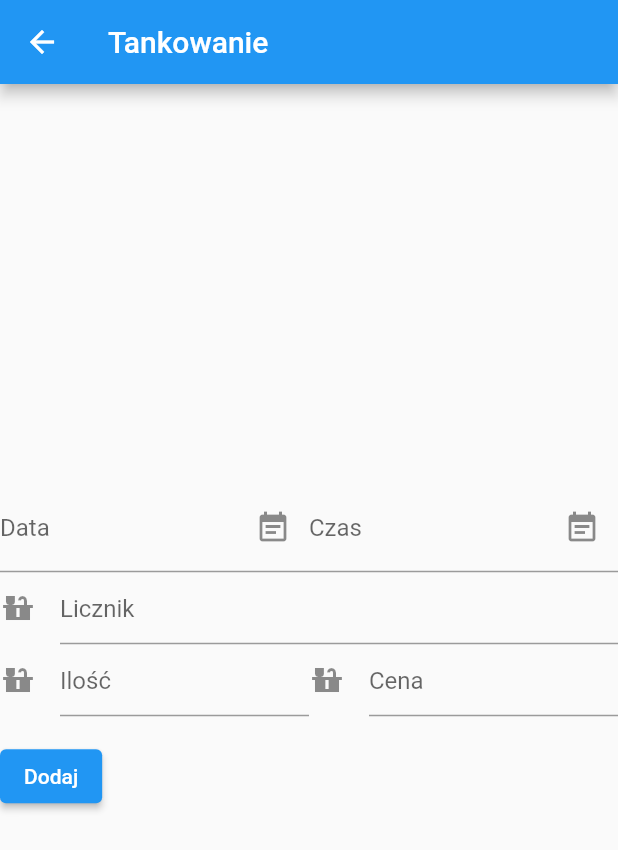
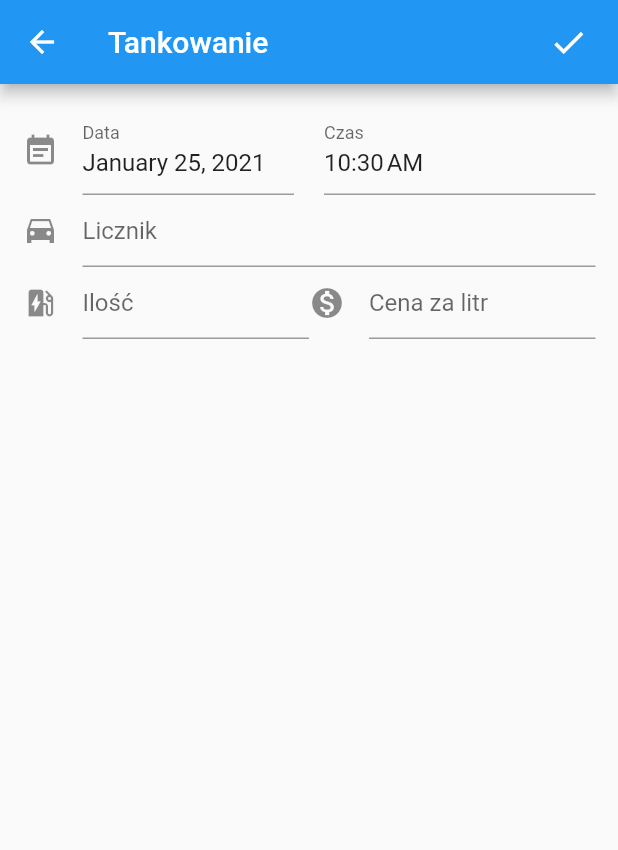
Before and after one commit to Szymek364/CarHistory, a Flutter app: the screen it shows after launch, after a tap on the "add" icon, on a phone screen of 412 x 824 dp. Shown: the top 850 px of the screen. Run offline on Flutter 3.47's test engine with Material 2 defaults, Android fonts, the phone set to English and light mode, and no system bars; drawn by our look-alikes of date_field.

Commit message:
Added fuel view

```diff
--- a/lib/add_fuel_data.dart
+++ b/lib/add_fuel_data.dart
@@ -1,6 +1,14 @@
+import 'package:car_history/models/fuel_model.dart';
+import 'package:date_field/date_field.dart';
 import 'package:flutter/cupertino.dart';
 import 'package:flutter/material.dart';
-import 'package:date_field/date_field.dart';
+
+import 'helper/FuelCollection.dart';
+
+final counterController = TextEditingController();
+final pricePerLiterController = TextEditingController();
+final totalLiterController = TextEditingController();
+DateTime date = DateTime.now();
 
 class AddFuelScreen extends StatelessWidget {
   @override
@@ -8,15 +16,26 @@ class AddFuelScreen extends StatelessWidget {
     return Scaffold(
       appBar: AppBar(
         title: Text("Tankowanie"),
-      ),
-      body: Center(child: AddFuelWidget()
-/*        ElevatedButton(
-          onPressed: () {
+        actions: [
+          Padding(
+              padding: EdgeInsets.only(right: 20.0),
+              child: GestureDetector(
+                onTap: () {
+                  FuelCollection.collection.add(FuelModel(
+                      amount: totalLiterController.text,
+                      counter: counterController.text,
+                      date: date,
+                      pricePerLiter: pricePerLiterController.text));
                   Navigator.pop(context);
                 },
-          child: Text('Go back!'),
-        ),*/
+                child: Icon(
+                  Icons.done,
+                  size: 26.0,
                 ),
+              )),
+        ],
+      ),
+      body: Center(child: AddFuelWidget()),
     );
   }
 }
@@ -32,52 +51,66 @@ class _AddFuelWidgetState extends State<AddFuelWidget> {
 
   @override
   Widget build(BuildContext context) {
-    return Form(
+    return Padding(
+      padding: EdgeInsets.all(15.0),
+      child: Form(
         key: _formKey,
         child: Column(
           crossAxisAlignment: CrossAxisAlignment.start,
-        mainAxisAlignment: MainAxisAlignment.center,
+          mainAxisAlignment: MainAxisAlignment.start,
           children: <Widget>[
             Row(
+              mainAxisAlignment: MainAxisAlignment.spaceBetween,
               children: <Widget>[
                 Expanded(
+                  child: Padding(
+                    padding: EdgeInsets.only(right: 10.0),
                     child: DateTimeFormField(
                       decoration: const InputDecoration(
                         hintStyle: TextStyle(color: Colors.black45),
                         errorStyle: TextStyle(color: Colors.redAccent),
-                    suffixIcon: Icon(Icons.event_note),
+                        icon: Icon(Icons.event_note),
                         labelText: 'Data',
                       ),
                       mode: DateTimeFieldPickerMode.date,
                       autovalidateMode: AutovalidateMode.always,
+                      initialValue: DateTime.now(),
                       onDateSelected: (DateTime value) {
-                    print(value);
+                        date = new DateTime(value.year, value.month, value.day,
+                            date.hour, value.minute);
                       },
                     ),
                   ),
+                ),
                 Expanded(
+                  child: Padding(
+                    padding: EdgeInsets.only(left: 10.0),
                     child: DateTimeFormField(
                       decoration: const InputDecoration(
                         hintStyle: TextStyle(color: Colors.black45),
                         errorStyle: TextStyle(color: Colors.redAccent),
-                    suffixIcon: Icon(Icons.event_note),
                         labelText: 'Czas',
                       ),
                       mode: DateTimeFieldPickerMode.time,
                       autovalidateMode: AutovalidateMode.always,
-                  validator: (e) =>
-                      (e?.day ?? 0) == 1 ? 'Please not the first day' : null,
+                      initialValue: DateTime.now(),
+                      validator: (e) => (e?.day ?? 0) == 1
+                          ? 'Please not the first day'
+                          : null,
                       onDateSelected: (DateTime value) {
-                    print(value);
+                        date = new DateTime(date.year, date.month, date.day,
+                            value.hour, value.minute);
                       },
+                    ),
                   ),
                 ),
               ],
             ),
             TextFormField(
               decoration: const InputDecoration(
-                hintText: 'Licznik', icon: Icon(Icons.countertops)),
+                  hintText: 'Licznik', icon: Icon(Icons.time_to_leave_sharp)),
               keyboardType: TextInputType.numberWithOptions(decimal: true),
+              controller: counterController,
               validator: (value) {
 /*                if (value!.isEmpty) {
                   return 'Please enter some text';
@@ -89,8 +122,11 @@ class _AddFuelWidgetState extends State<AddFuelWidget> {
               children: [
                 Expanded(
                   child: TextFormField(
+                    controller: totalLiterController,
                     decoration: const InputDecoration(
-                      hintText: 'Ilość', icon: Icon(Icons.countertops)),
+                        hintText: 'Ilość', icon: Icon(Icons.ev_station)),
+                    keyboardType:
+                        TextInputType.numberWithOptions(decimal: true),
                     validator: (value) {
 /*                if (value!.isEmpty) {
                         return 'Please enter some text';
@@ -101,8 +137,12 @@ class _AddFuelWidgetState extends State<AddFuelWidget> {
                 ),
                 Expanded(
                   child: TextFormField(
+                    controller: pricePerLiterController,
                     decoration: const InputDecoration(
-                      hintText: 'Cena', icon: Icon(Icons.countertops)),
+                        hintText: 'Cena za litr',
+                        icon: Icon(Icons.monetization_on)),
+                    keyboardType:
+                        TextInputType.numberWithOptions(decimal: true),
                     validator: (value) {
 /*             if (value!.isEmpty) {
                         return 'Please enter some text';
@@ -113,20 +153,8 @@ class _AddFuelWidgetState extends State<AddFuelWidget> {
                 ),
               ],
             ),
-          Padding(
-            padding: const EdgeInsets.symmetric(vertical: 16.0),
-            child: ElevatedButton(
-              onPressed: () {
-                // Validate will return true if the form is valid, or false if
-                // the form is invalid.
-/*                  if (_formKey.currentState!.validate()) {
-                  // Process data.
-                }*/
-              },
-              child: Text('Dodaj'),
+          ],
         ),
-          ),
-        ],
       ),
     );
   }
--- a/lib/dashboard.dart
+++ b/lib/dashboard.dart
@@ -1,26 +1,44 @@
 import 'package:car_history/routes.dart';
 import 'package:flutter/cupertino.dart';
 import 'package:flutter/material.dart';
+import 'package:intl/intl.dart';
+import 'helper/FuelCollection.dart';
 
 class Dashboard extends StatelessWidget {
   @override
   Widget build(BuildContext context) {
+    List<Widget> getEvents() {
+      return FuelCollection.collection.length > 0
+          ? FuelCollection.collection
+              .map((e) => ListTile(
+                    leading: CircleAvatar(
+                      child: Icon(Icons.ev_station),
+                    ),
+                    title: Text('Tankowanie'),
+                    subtitle: Text(DateFormat("dd-MM-yyyy  hh:mm")
+                        .format(e.date)
+                        .toString()),
+                  ))
+              .toList()
+          : [Center(child: const Text('No items'))];
+    }
+
     return Scaffold(
       appBar: AppBar(
         title: Text('Historia'),
+      ),
+      body: SafeArea(
+        child: Center(
+            child: Column(
+          mainAxisAlignment: MainAxisAlignment.start,
+          crossAxisAlignment: CrossAxisAlignment.start,
+          children: getEvents(),
+        )),
       ),
       floatingActionButton: FloatingActionButton(
         child: Icon(Icons.add),
         onPressed: () => Navigator.pushNamed(context, AppRoutes.addFuelEvent),
       ),
-/*      body: Center(
-        child: ElevatedButton(
-          child: Text('Launch screen'),
-          onPressed: () {
-            // Navigate to the second screen when tapped.
-          },
-        ),
-      ),*/
     );
   }
 }
--- /dev/null
+++ b/lib/helper/FuelCollection.dart
@@ -0,0 +1,5 @@
+import 'package:car_history/models/fuel_model.dart';
+
+class FuelCollection {
+  static List<FuelModel> collection = List<FuelModel>();
+}
--- /dev/null
+++ b/lib/models/fuel_model.dart
@@ -0,0 +1,8 @@
+class FuelModel {
+  DateTime date;
+  String counter;
+  String amount;
+  String pricePerLiter;
+
+  FuelModel({this.date, this.counter, this.amount, this.pricePerLiter});
+}
```
Also changed, not shown: 1 other file. Lines whose indentation alone changed are shown as unchanged.
